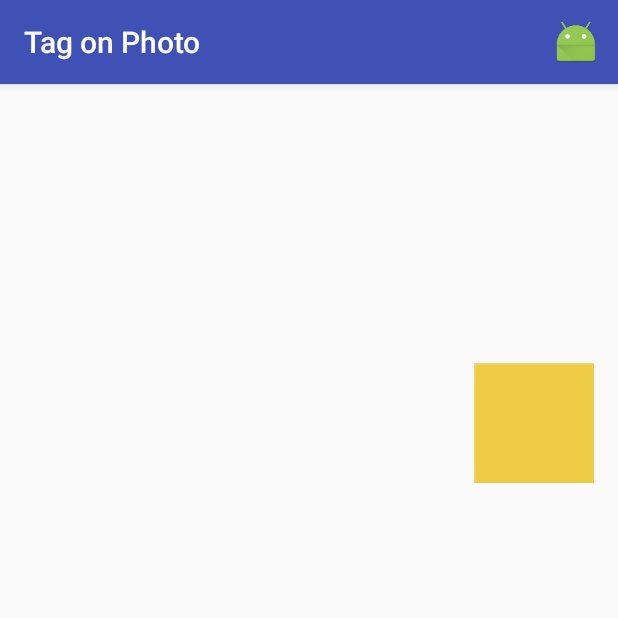
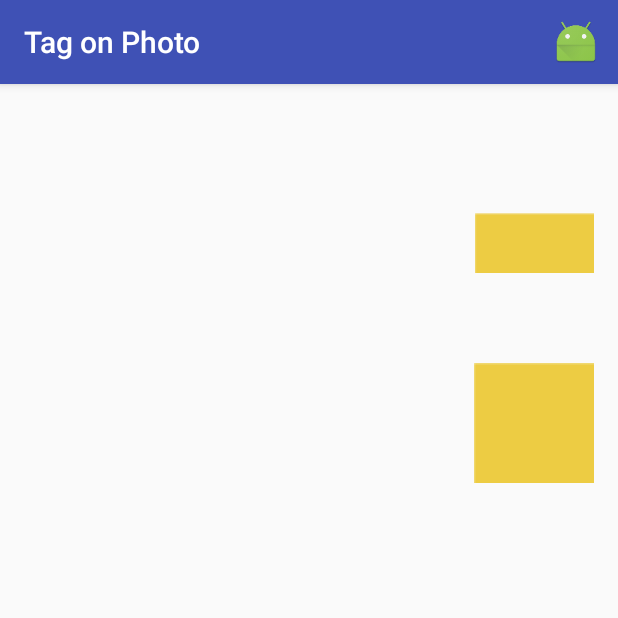
Before and after one commit to Hideki-Kobayashi/Works, an Android app: the MemoActivity screen opened directly, with no data from a screen before it, after a tap on "Save", on a phone screen of 412 x 824 dp, the top half of it. Run offline under Robolectric (Android 15) with nearby library versions, the phone set to English and light mode, and no system bars; 1 statement that could not run was skipped.

Commit message:
almost completed

```diff
--- a/TagonPhoto2/app/src/main/java/com/lifeistech/android/tagonphoto/MemoActivity.java
+++ b/TagonPhoto2/app/src/main/java/com/lifeistech/android/tagonphoto/MemoActivity.java
@@ -303,11 +303,11 @@ public class MemoActivity extends AppCompatActivity {
     public boolean onOptionsItemSelected(MenuItem item) {
         int id = item.getItemId();
 
+
+
         if (id == R.id.action_save){
-            tags[0].setVisibility(View.INVISIBLE);
+            try{
 
-            try{
-                /*
                 tags[0].setOnVisibilityChangeListener(new MyImageView.OnVisibilityChangeListener() {
                     @Override
                     public void onVisibilityChange(int visiblity) {
@@ -324,13 +324,32 @@ public class MemoActivity extends AppCompatActivity {
 
                         }
                     }
-                });*/
+                });
 
+                tags[1].setOnVisibilityChangeListener(new MyImageView.OnVisibilityChangeListener() {
+                    @Override
+                    public void onVisibilityChange(int visiblity) {
+                        if (View.VISIBLE == visiblity) {
 
+                        } else if (View.INVISIBLE == visiblity) {
+                            try {
+                                save();
+                            } catch (Exception e) {
+                                e.printStackTrace();
 
+                            }
+                        } else if (View.GONE == visiblity) {
+
+                        }
+                    }
+                });
             }catch (Exception e){
                 e.printStackTrace();
             }
+            tags[0].setVisibility(View.INVISIBLE);
+            tags[1].setVisibility(View.INVISIBLE);
+            tags[0].setVisibility(View.VISIBLE);
+            tags[1].setVisibility(View.VISIBLE);
 
         }
 
```
